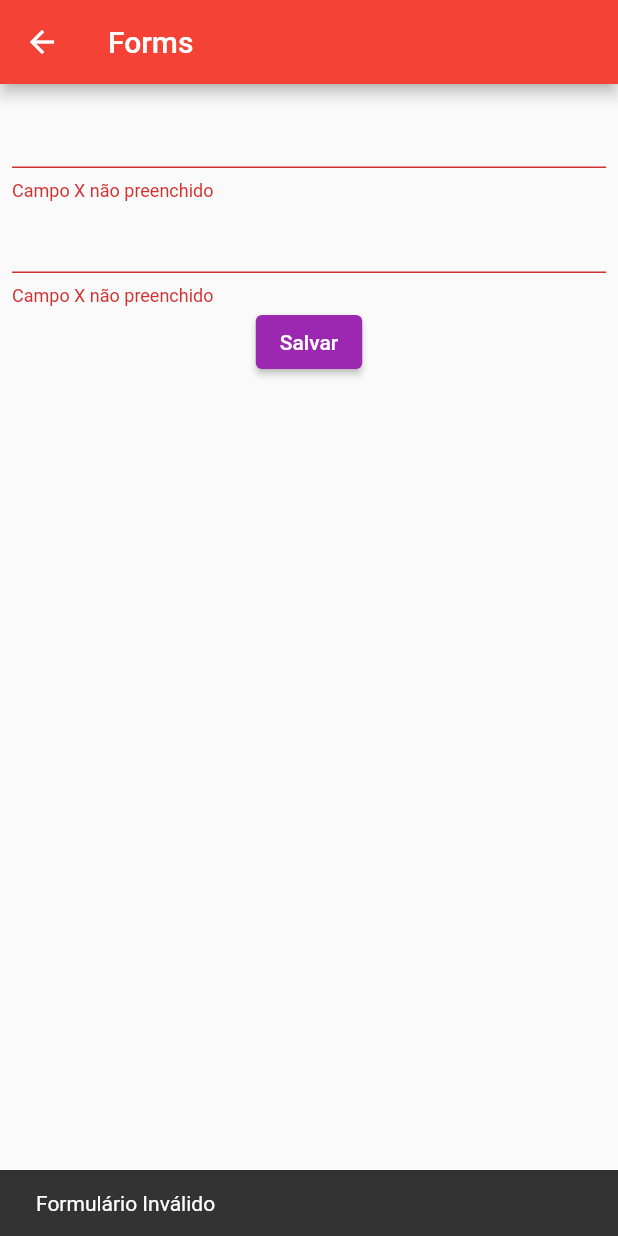
After one commit to fabriciosuhet/flutter-primeiro-projeto, a Flutter app: the FormsPage screen opened by its route, after a tap on "Salvar", on a phone screen of 412 x 824 dp. The commit adds this screen. Run offline on Flutter 3.47's test engine with Material 2 defaults, Android fonts, the phone set to English and light mode, and no system bars; our stand-ins replace device_preview.

Commit message:
formularios

```diff
--- a/lib/main.dart
+++ b/lib/main.dart
@@ -4,6 +4,7 @@ import 'package:flutter/material.dart';
 import 'package:flutter_primeiro_projeto/pages/botoes_rotacoes_texto/botoes_rotacoes_texto_page.dart';
 import 'package:flutter_primeiro_projeto/pages/container/containerpage.dart';
 import 'package:flutter_primeiro_projeto/pages/dialogs/dialogs_page.dart';
+import 'package:flutter_primeiro_projeto/pages/forms/forms_page.dart';
 import 'package:flutter_primeiro_projeto/pages/home/homepage.dart';
 import 'package:flutter_primeiro_projeto/pages/layout_builder/layout_builder_page.dart';
 import 'package:flutter_primeiro_projeto/pages/media_query/media_query_page.dart';
@@ -55,6 +56,7 @@ class MyApp extends StatelessWidget {
         '/scrolls/list_view': (_) => const ListViewPage(),
         '/dialogs': (_) => const DialogsPage(),
         '/snackbars': (_) => const SnackbarPage(),
+        '/forms': (_) => const FormsPage(),
       },
     );
   }
--- /dev/null
+++ b/lib/pages/forms/forms_page.dart
@@ -0,0 +1,78 @@
+import 'package:flutter/material.dart';
+
+class FormsPage extends StatefulWidget {
+  const FormsPage({super.key});
+
+  @override
+  State<FormsPage> createState() => _FormsPageState();
+}
+
+class _FormsPageState extends State<FormsPage> {
+  // String texto = '';
+  final formKey = GlobalKey<FormState>();
+
+  @override
+  Widget build(BuildContext context) {
+    return Scaffold(
+      appBar: AppBar(
+        title: const Text('Forms'),
+      ),
+      body: Form(
+        key: formKey,
+        child: Padding(
+          padding: const EdgeInsets.all(8.0),
+          child: Column(
+            children: [
+              // TextField(
+              //   onChanged: (String value) {
+              //     setState(() {
+              //       texto = value;
+              //     });
+              //   },
+              // ),
+              // const SizedBox(
+              //   height: 10,
+              // ),
+              // Text('Texto digitado $texto'),
+
+              TextFormField(
+                autovalidateMode: AutovalidateMode.onUserInteraction,
+                validator: (String? value) {
+                  if (value == null || value.isEmpty) {
+                    return 'Campo X não preenchido';
+                  }
+                  return null;
+                },
+              ),
+              TextFormField(
+                autovalidateMode: AutovalidateMode.onUserInteraction,
+                validator: (String? value) {
+                  if (value == null || value.isEmpty) {
+                    return 'Campo X não preenchido';
+                  }
+                  return null;
+                },
+              ),
+
+              ElevatedButton(
+                  onPressed: () {
+                    var formValid = formKey.currentState?.validate() ?? false;
+                    var message = 'Formulário Inválido';
+
+                    if (formValid) {
+                      message = 'Formulário Válido';
+                    }
+                    ScaffoldMessenger.of(context).showSnackBar(
+                      SnackBar(
+                        content: Text(message),
+                      ),
+                    );
+                  },
+                  child: const Text('Salvar'))
+            ],
+          ),
+        ),
+      ),
+    );
+  }
+}
--- a/lib/pages/home/homepage.dart
+++ b/lib/pages/home/homepage.dart
@@ -10,6 +10,7 @@ enum PopupMenuPages {
   list_view,
   dialogs,
   snackbars,
+  forms,
 }
 
 class HomePage extends StatelessWidget {
@@ -53,6 +54,9 @@ class HomePage extends StatelessWidget {
                 case PopupMenuPages.snackbars:
                   Navigator.of(context).pushNamed('/snackbars');
                   break;
+                case PopupMenuPages.forms:
+                  Navigator.of(context).pushNamed('/forms');
+                  break;
               }
             },
             itemBuilder: (BuildContext context) {
@@ -92,6 +96,10 @@ class HomePage extends StatelessWidget {
                 const PopupMenuItem<PopupMenuPages>(
                   value: PopupMenuPages.snackbars,
                   child: Text('SnackBars'),
+                ),
+                const PopupMenuItem<PopupMenuPages>(
+                  value: PopupMenuPages.forms,
+                  child: Text('Formularios'),
                 ),
               ];
             },
```
